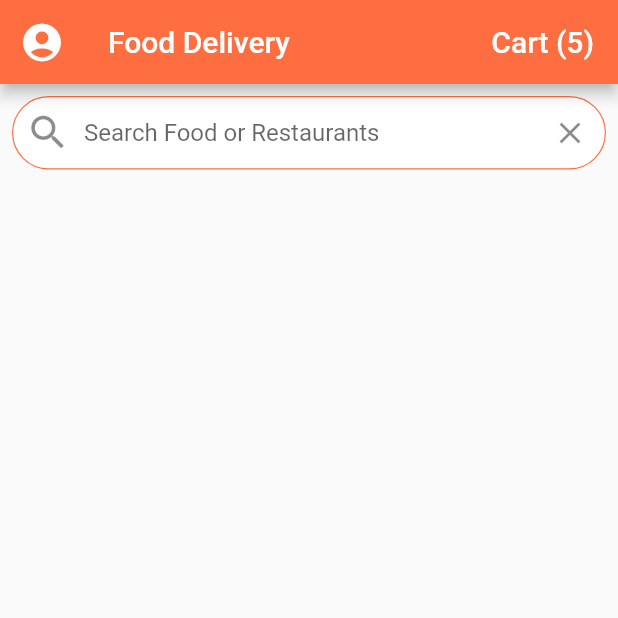
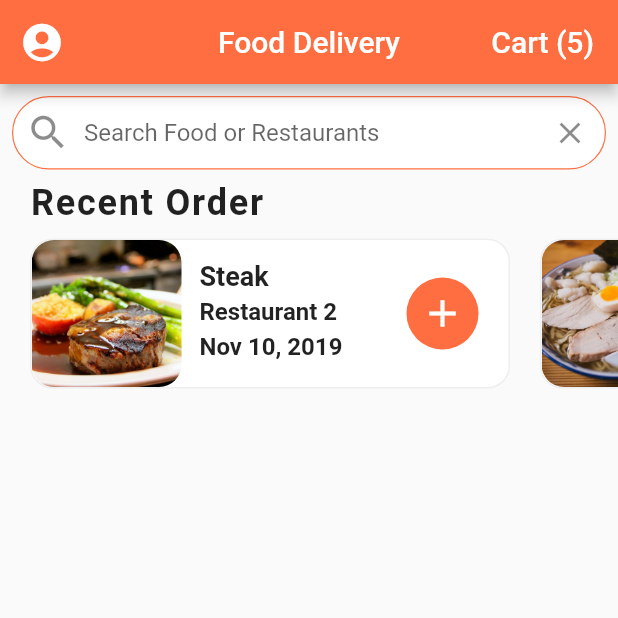
Before and after one commit to MuhamadHaydar/food_delivery_app, a Flutter app: the screen it shows after launch, on a phone screen of 412 x 824 dp, the top half of it. Run offline on Flutter 3.47's test engine with Material 2 defaults, Android fonts, the phone set to English and light mode, and no system bars.

Commit message:
Add recent orders with some modifications.

```diff
--- a/lib/screens/home_screen.dart
+++ b/lib/screens/home_screen.dart
@@ -1,5 +1,6 @@
 import 'package:flutter/material.dart';
 import 'package:flutter_food_delivery_ui/data/data.dart';
+import 'package:flutter_food_delivery_ui/widgets/recent_orders.dart';
 
 class HomeScreen extends StatefulWidget {
   const HomeScreen({Key key}) : super(key: key);
@@ -13,6 +14,7 @@ class _HomeScreenState extends State<HomeScreen> {
   Widget build(BuildContext context) {
     return Scaffold(
       appBar: AppBar(
+        centerTitle: true,
         leading: IconButton(
           icon: Icon(
             Icons.account_circle,
@@ -31,11 +33,11 @@ class _HomeScreenState extends State<HomeScreen> {
           )
         ],
       ),
-      body: Padding(
-        padding: const EdgeInsets.all(8.0),
-        child: ListView(
-          children: [
-            TextField(
+      body: ListView(
+        children: [
+          Padding(
+            padding: const EdgeInsets.all(8.0),
+            child: TextField(
               decoration: InputDecoration(
                 contentPadding: EdgeInsets.symmetric(vertical: 15),
                 border: OutlineInputBorder(
@@ -56,9 +58,10 @@ class _HomeScreenState extends State<HomeScreen> {
                   onPressed: () {},
                 ),
               ),
-            )
-          ],
-        ),
+            ),
+          ),
+          RecentOrders(),
+        ],
       ),
     );
   }
--- /dev/null
+++ b/lib/widgets/recent_orders.dart
@@ -0,0 +1,125 @@
+import 'package:flutter/material.dart';
+import 'package:flutter_food_delivery_ui/data/data.dart';
+import 'package:flutter_food_delivery_ui/models/order.dart';
+
+class RecentOrders extends StatefulWidget {
+  const RecentOrders({Key key}) : super(key: key);
+
+  @override
+  _RecentOrdersState createState() => _RecentOrdersState();
+}
+
+class _RecentOrdersState extends State<RecentOrders> {
+  _buildRecentOrder(BuildContext context, Order order) {
+    return Container(
+      margin: EdgeInsets.all(10),
+      width: 320,
+      decoration: BoxDecoration(
+        color: Colors.white,
+        borderRadius: BorderRadius.circular(15),
+        border: Border.all(width: 1.0, color: Colors.grey[200]),
+      ),
+      child: Row(
+        mainAxisAlignment: MainAxisAlignment.spaceBetween,
+        children: [
+          Expanded(
+            child: Row(
+              children: [
+                ClipRRect(
+                  borderRadius: BorderRadius.circular(15.0),
+                  child: Image(
+                    image: AssetImage(order.food.imageUrl),
+                    height: 100,
+                    width: 100,
+                    fit: BoxFit.cover,
+                  ),
+                ),
+                Expanded(
+                  child: Container(
+                    margin: EdgeInsets.all(12),
+                    child: Column(
+                      mainAxisAlignment: MainAxisAlignment.center,
+                      crossAxisAlignment: CrossAxisAlignment.start,
+                      children: [
+                        Text(
+                          order.food.name,
+                          style: TextStyle(
+                              fontSize: 18, fontWeight: FontWeight.bold),
+                          overflow: TextOverflow.ellipsis,
+                        ),
+                        SizedBox(
+                          height: 4,
+                        ),
+                        Text(order.restaurant.name,
+                            style: TextStyle(
+                                fontSize: 16, fontWeight: FontWeight.w600),
+                            overflow: TextOverflow.ellipsis),
+                        SizedBox(
+                          height: 4,
+                        ),
+                        Text(order.date,
+                            style: TextStyle(
+                                fontSize: 16, fontWeight: FontWeight.w600),
+                            overflow: TextOverflow.ellipsis),
+                        SizedBox(
+                          height: 4,
+                        ),
+                      ],
+                    ),
+                  ),
+                ),
+              ],
+            ),
+          ),
+          Container(
+            margin: EdgeInsets.only(right: 20),
+            width: 48,
+            decoration: BoxDecoration(
+              color: Theme.of(context).primaryColor,
+              borderRadius: BorderRadius.circular(30),
+            ),
+            child: IconButton(
+              icon: Icon(Icons.add),
+              iconSize: 30,
+              color: Colors.white,
+              onPressed: () {},
+            ),
+          )
+        ],
+      ),
+    );
+  }
+
+  @override
+  Widget build(BuildContext context) {
+    return Column(
+      crossAxisAlignment: CrossAxisAlignment.start,
+      children: [
+        Padding(
+          padding: const EdgeInsets.symmetric(horizontal: 20),
+          child: Text(
+            'Recent Order',
+            style: TextStyle(
+              fontSize: 24.0,
+              fontWeight: FontWeight.w600,
+              letterSpacing: 1.2,
+            ),
+          ),
+        ),
+        Container(
+          height: 120.0,
+          child: ListView.builder(
+            physics: BouncingScrollPhysics(),
+            padding: EdgeInsets.only(left: 10),
+            scrollDirection: Axis.horizontal,
+            itemBuilder: (BuildContext context, int index) {
+              Order order = currentUser.orders[index];
+              return _buildRecentOrder(context, order);
+            },
+            itemCount: currentUser.orders.length,
+          ),
+        )
+      ],
+    );
+  }
+}
```
